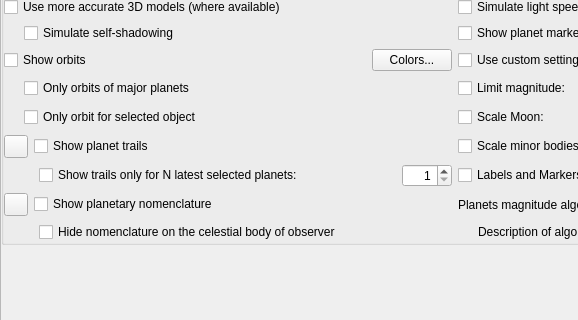
Before: the Qt Designer form src/gui/viewDialog.ui in 519984307/stellarium_src, drawn with Qt 5; both pictures show x 0 to 578 and y 123 to 443 of the 809 by 591 pixel window.
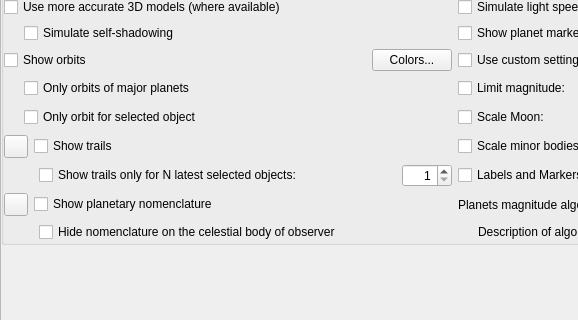
After: the same form once the commit is applied. The open tabs and pages were chosen to show the change. Icons and pictures are not drawn. Custom widgets are drawn as their Qt base class.

Commit message: Update GUI + extract new lines for translation

```diff
--- a/src/gui/viewDialog.ui
+++ b/src/gui/viewDialog.ui
@@ -1146,7 +1146,7 @@
                   <string>Deactivate this option if you want to see the trails for all Solar system bodies.</string>
                  </property>
                  <property name="text">
-                  <string>Show trails only for N latest selected planets:</string>
+                  <string>Show trails only for N latest selected objects:</string>
                  </property>
                 </widget>
                </item>
@@ -1320,7 +1320,7 @@
                <item>
                 <widget class="QCheckBox" name="planetTrailsCheckBox">
                  <property name="text">
-                  <string>Show planet trails</string>
+                  <string>Show trails</string>
                  </property>
                 </widget>
                </item>
```
Left out of the diff: 4 changed lines with no effect on the pictures. The commit also changes 1 other file.
